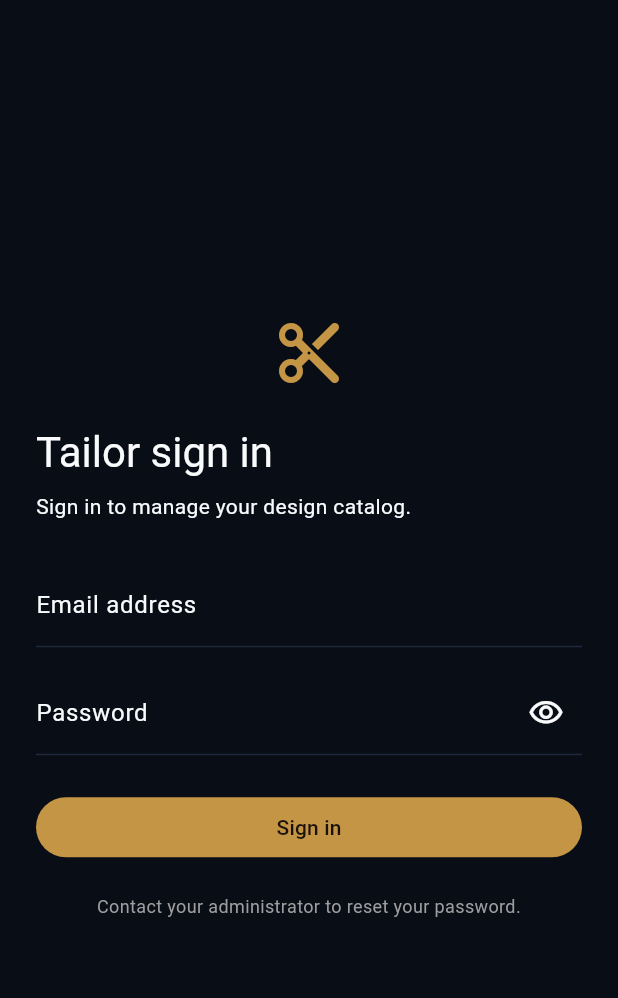
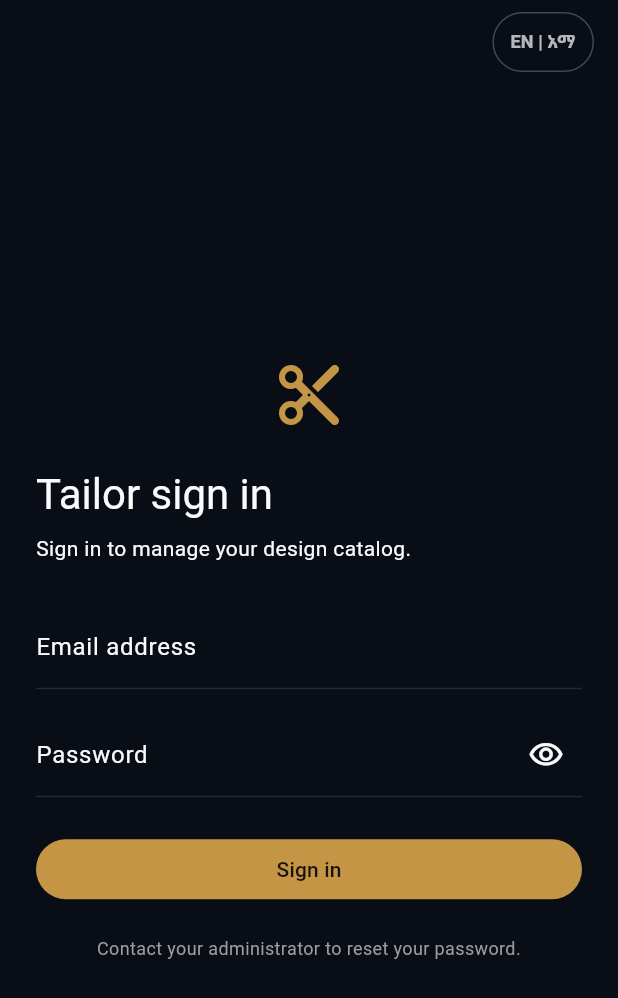
Before and after one commit to yhdkdl/tailor-catalog, a Flutter app: the screen it shows after launch, on a phone screen of 412 x 824 dp. Shown: the top 998 px of the screen. Run offline on Flutter 3.47's test engine with Material 3 defaults, Android fonts, the phone set to English and light mode, and no system bars; our stand-ins replace cached_network_image, connectivity_plus, image_picker, qr_flutter, reorderables, share_plus and 2 more; accounts and stored records are empty.

Commit message:
fix on all broken features

```diff
--- a/apps/mobile/lib/app.dart
+++ b/apps/mobile/lib/app.dart
@@ -1,7 +1,10 @@
 import 'package:flutter/material.dart';
+import 'package:flutter_localizations/flutter_localizations.dart';
 import 'package:supabase_flutter/supabase_flutter.dart';
 
 import 'core/config/app_config.dart';
+import 'core/l10n/app_localizations.dart';
+import 'core/locale/locale_provider.dart';
 import 'core/theme/app_theme.dart';
 import 'features/auth/auth_repository.dart';
 import 'features/auth/auth_screen.dart';
@@ -9,20 +12,42 @@ import 'features/auth/profile_gate.dart';
 import 'features/designs/dashboard_screen.dart';
 
 class TailorApp extends StatelessWidget {
-  const TailorApp({super.key});
+  const TailorApp({this.localeProvider, super.key});
+
+  final LocaleProvider? localeProvider;
+  static final LocaleProvider _defaultLocaleProvider = LocaleProvider();
 
   @override
   Widget build(BuildContext context) {
+    final provider = localeProvider ?? _defaultLocaleProvider;
+    return ListenableBuilder(
+      listenable: provider,
+      builder: (context, _) {
         return MaterialApp(
           title: 'Tailor Catalog',
           debugShowCheckedModeBanner: false,
           theme: AppTheme.dark,
-      // Register the route observer so DashboardScreen can detect when it
-      // becomes active again after any sub-screen (QR, upload, edit) is popped.
+          locale: provider.locale,
+          supportedLocales: AppLocalizations.supportedLocales,
+          localizationsDelegates: const [
+            AppLocalizations.delegate,
+            GlobalMaterialLocalizations.delegate,
+            GlobalWidgetsLocalizations.delegate,
+            GlobalCupertinoLocalizations.delegate,
+          ],
           navigatorObservers: [dashboardRouteObserver],
           home: AppConfig.hasSupabase
-          ? ProfileGate(repository: SupabaseAuthRepository(Supabase.instance.client))
-          : const AuthScreen(repository: UnconfiguredAuthRepository()),
+              ? ProfileGate(
+                  repository:
+                      SupabaseAuthRepository(Supabase.instance.client),
+                  localeProvider: provider,
+                )
+              : AuthScreen(
+                  repository: const UnconfiguredAuthRepository(),
+                  localeProvider: provider,
+                ),
+        );
+      },
     );
   }
 }
--- a/apps/mobile/lib/core/l10n/app_localizations.dart
+++ b/apps/mobile/lib/core/l10n/app_localizations.dart
@@ -287,7 +287,7 @@ abstract class AppLocalizations {
   /// No description provided for @takePhoto.
   ///
   /// In en, this message translates to:
-  /// **'Take a Photo'**
+  /// **'Take Photo'**
   String get takePhoto;
 
   /// No description provided for @retake.
@@ -313,6 +313,24 @@ abstract class AppLocalizations {
   /// In en, this message translates to:
   /// **'Copy Catalog Link'**
   String get copyCatalogLink;
+
+  /// No description provided for @shareCatalogLink.
+  ///
+  /// In en, this message translates to:
+  /// **'Share Catalog Link'**
+  String get shareCatalogLink;
+
+  /// No description provided for @pointCameraToScan.
+  ///
+  /// In en, this message translates to:
+  /// **'Point camera to scan'**
+  String get pointCameraToScan;
+
+  /// No description provided for @catalogUrlCopied.
+  ///
+  /// In en, this message translates to:
+  /// **'Catalog URL copied to clipboard!'**
+  String get catalogUrlCopied;
 
   /// No description provided for @syncNow.
   ///
--- a/apps/mobile/lib/features/auth/auth_screen.dart
+++ b/apps/mobile/lib/features/auth/auth_screen.dart
@@ -1,12 +1,20 @@
 import 'package:flutter/material.dart';
 
+import '../../core/l10n/app_localizations.dart';
+import '../../core/locale/language_toggle.dart';
+import '../../core/locale/locale_provider.dart';
 import '../../core/theme/app_theme.dart';
 import 'auth_repository.dart';
 
 class AuthScreen extends StatefulWidget {
-  const AuthScreen({required this.repository, super.key});
+  const AuthScreen({
+    required this.repository,
+    this.localeProvider,
+    super.key,
+  });
 
   final AuthRepository repository;
+  final LocaleProvider? localeProvider;
 
   @override
   State<AuthScreen> createState() => _AuthScreenState();
@@ -62,7 +70,20 @@ class _AuthScreenState extends State<AuthScreen> {
 
   @override
   Widget build(BuildContext context) {
+    final l10n = AppLocalizations.of(context);
     return Scaffold(
+      appBar: widget.localeProvider != null
+          ? AppBar(
+              backgroundColor: Colors.transparent,
+              elevation: 0,
+              actions: [
+                Padding(
+                  padding: const EdgeInsets.only(right: 16),
+                  child: LanguageToggle(provider: widget.localeProvider!),
+                ),
+              ],
+            )
+          : null,
       body: SafeArea(
         child: Center(
           child: SingleChildScrollView(
@@ -74,9 +95,9 @@ class _AuthScreenState extends State<AuthScreen> {
                 children: [
                   const Icon(Icons.content_cut_rounded, size: 48, color: AppColors.brand),
                   const SizedBox(height: 24),
-                  Text('Tailor sign in', style: Theme.of(context).textTheme.headlineMedium),
+                  Text(l10n.signInTitle, style: Theme.of(context).textTheme.headlineMedium),
                   const SizedBox(height: 8),
-                  const Text('Sign in to manage your design catalog.'),
+                  Text(l10n.signInSubtitle),
                   const SizedBox(height: 28),
                   TextField(
                     key: const Key('email_field'),
@@ -84,7 +105,7 @@ class _AuthScreenState extends State<AuthScreen> {
                     enabled: !loading,
                     keyboardType: TextInputType.emailAddress,
                     textInputAction: TextInputAction.next,
-                    decoration: const InputDecoration(labelText: 'Email address'),
+                    decoration: InputDecoration(labelText: l10n.email),
                   ),
                   const SizedBox(height: 16),
                   TextField(
@@ -95,7 +116,7 @@ class _AuthScreenState extends State<AuthScreen> {
                     textInputAction: TextInputAction.done,
                     onSubmitted: (_) => submit(),
                     decoration: InputDecoration(
-                      labelText: 'Password',
+                      labelText: l10n.password,
                       suffixIcon: IconButton(
                         icon: Icon(obscurePassword ? Icons.visibility_outlined : Icons.visibility_off_outlined),
                         onPressed: () => setState(() => obscurePassword = !obscurePassword),
@@ -116,7 +137,7 @@ class _AuthScreenState extends State<AuthScreen> {
                             width: 18,
                             child: CircularProgressIndicator(strokeWidth: 2, color: Colors.white),
                           )
-                        : const Text('Sign in'),
+                        : Text(l10n.signIn),
                   ),
                   const SizedBox(height: 20),
                   const Text(
--- a/apps/mobile/lib/features/designs/models.dart
+++ b/apps/mobile/lib/features/designs/models.dart
@@ -29,6 +29,11 @@ class CategoryItem {
   }
 
   String get localizedName => nameEn.isNotEmpty ? nameEn : nameAm;
+
+  String nameForLocale(String? languageCode) {
+    if (languageCode == 'am' && nameAm.isNotEmpty) return nameAm;
+    return nameEn.isNotEmpty ? nameEn : nameAm;
+  }
 }
 
 class DesignPhotoItem {
--- a/apps/mobile/lib/features/upload/bulk_upload_screen.dart
+++ b/apps/mobile/lib/features/upload/bulk_upload_screen.dart
@@ -67,7 +67,6 @@ class _BulkUploadScreenState extends State<BulkUploadScreen> {
   }
 
   Future<void> _loadCategories() async {
-    final l10n = AppLocalizations.of(context);
     try {
       final categories = await widget.designRepository.getCategories();
       if (mounted) {
@@ -81,6 +80,7 @@ class _BulkUploadScreenState extends State<BulkUploadScreen> {
       }
     } catch (e) {
       if (mounted) {
+        final l10n = AppLocalizations.of(context);
         setState(() {
           _loadingCategories = false;
           _errorMessage = '${l10n.failedToLoadCategories}: $e';
--- a/apps/mobile/lib/main.dart
+++ b/apps/mobile/lib/main.dart
@@ -4,6 +4,7 @@ import 'package:supabase_flutter/supabase_flutter.dart';
 
 import 'app.dart';
 import 'core/config/app_config.dart';
+import 'core/locale/locale_provider.dart';
 
 Future<void> main() async {
   WidgetsFlutterBinding.ensureInitialized();
@@ -21,5 +22,7 @@ Future<void> main() async {
     );
   }
 
-  runApp(const TailorApp());
+  final localeProvider = await LocaleProvider.create();
+
+  runApp(TailorApp(localeProvider: localeProvider));
 }
--- a/apps/mobile/pubspec.yaml
+++ b/apps/mobile/pubspec.yaml
@@ -30,6 +30,9 @@ environment:
 dependencies:
   flutter:
     sdk: flutter
+  flutter_localizations:
+    sdk: flutter
+  intl: any
 
   supabase_flutter: ^2.10.0
   image_picker: ^1.1.2
@@ -62,6 +65,7 @@ dev_dependencies:
 
 # The following section is specific to Flutter packages.
 flutter:
+  generate: true
 
   # The following line ensures that the Material Icons font is
   # included with your application, so that you can use the icons in
```
Also changed, not shown: apps/mobile/lib/core/l10n/app_am.arb (+6 -1 lines), apps/mobile/lib/core/l10n/app_en.arb (+10 -1 lines), apps/mobile/lib/core/l10n/app_localizations_am.dart (+10 -1 lines), apps/mobile/lib/core/l10n/app_localizations_en.dart (+10 -1 lines), apps/mobile/lib/features/auth/profile_gate.dart (+20 -15 lines), apps/mobile/lib/features/designs/edit_design_screen.dart (+27 -21 lines), apps/mobile/lib/features/qr/qr_screen.dart (+10 -8 lines), apps/mobile/pubspec.lock. Lines whose indentation alone changed are shown as unchanged.
